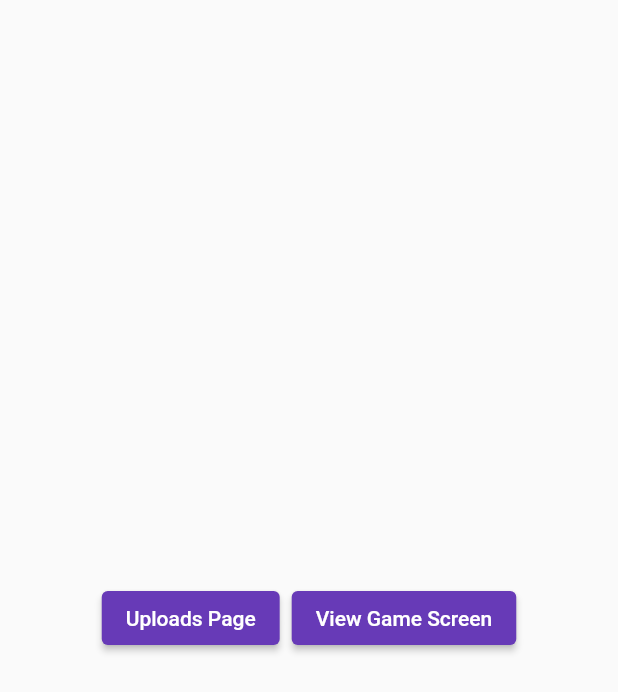
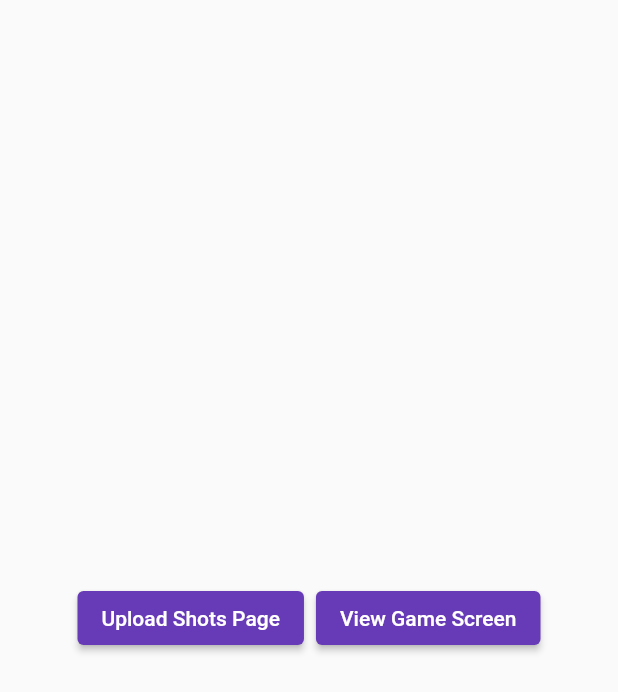
Before and after one commit to tonypereiramelo/game_screen, a Flutter app: the screen it shows after launch, on a phone screen of 412 x 824 dp. Shown: the top 692 px of the screen. Run offline on Flutter 3.47's test engine with Material 2 defaults, Android fonts, the phone set to English and light mode, and no system bars; our stand-ins replace cloud_firestore, dartz, file_picker, firebase_core, firebase_storage, get and 2 more; accounts and stored records are empty.

Commit message:
feat: :construction: change button name

```diff
--- a/lib/home_page.dart
+++ b/lib/home_page.dart
@@ -25,7 +25,7 @@ class HomePage extends StatelessWidget {
                   ),
                 ),
                 style: theme.elevatedButtonTheme.style,
-                child: const Text('Uploads Page'),
+                child: const Text('Upload Shots Page'),
               ),
               const DSBoxSpacer.small(),
               ElevatedButton(
```
